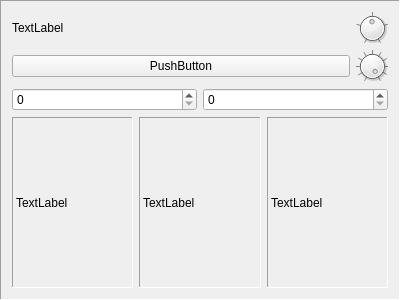
Old version of the form samplewidget.ui in the repository 0xFEEDC0DE64/DrumMachine.
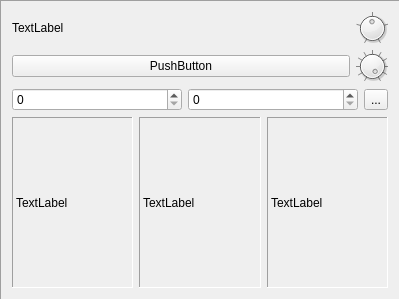
New version of the form.

Commit message: Added learn button to samples

The edit to the form file:
```diff
--- a/samplewidget.ui
+++ b/samplewidget.ui
@@ -100,6 +100,13 @@
      <item>
       <widget class="QSpinBox" name="noteSpinBox"/>
      </item>
+     <item>
+      <widget class="QToolButton" name="toolButtonLearn">
+       <property name="text">
+        <string>...</string>
+       </property>
+      </widget>
+     </item>
     </layout>
    </item>
    <item>
```
The commit also changes 3 other files.
